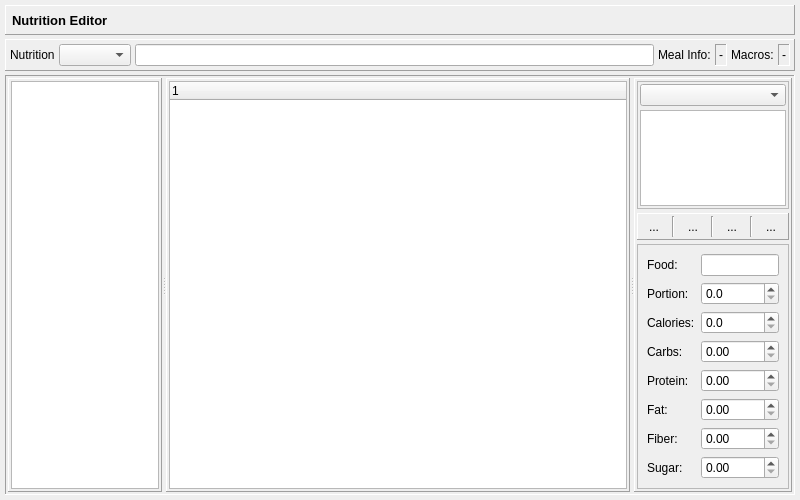
The window that dialog_nutrition.ui (Tria-Andy/WorkoutEditor) describes before a commit, drawn with Qt 5.
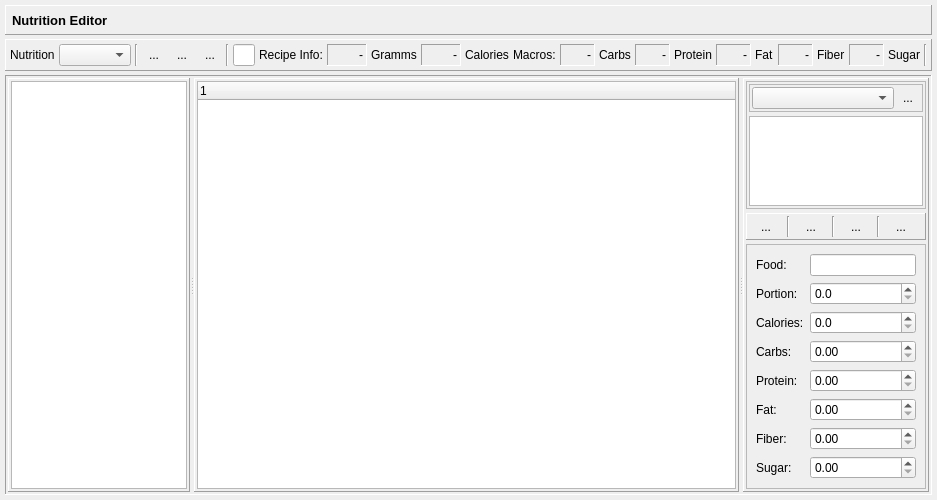
The same window after the commit. Icons and pictures are not drawn.

Commit message: NutritionEditor Part2

What changed in the file:
```diff
--- a/dialog_nutrition.ui
+++ b/dialog_nutrition.ui
@@ -6,7 +6,7 @@
    <rect>
     <x>0</x>
     <y>0</y>
-    <width>800</width>
+    <width>917</width>
     <height>500</height>
    </rect>
   </property>
@@ -153,17 +153,122 @@
        <widget class="QComboBox" name="comboBox_recipe"/>
       </item>
       <item>
-       <widget class="QLineEdit" name="lineEdit_mealName"/>
+       <widget class="Line" name="line_5">
+        <property name="orientation">
+         <enum>Qt::Vertical</enum>
+        </property>
+       </widget>
+      </item>
+      <item>
+       <widget class="QToolButton" name="toolButton_createRecipe">
+        <property name="text">
+         <string>...</string>
+        </property>
+        <property name="icon">
+         <iconset resource="resources.qrc">
+          <normaloff>:/images/icons/Create.png</normaloff>:/images/icons/Create.png</iconset>
+        </property>
+        <property name="iconSize">
+         <size>
+          <width>18</width>
+          <height>18</height>
+         </size>
+        </property>
+        <property name="autoRaise">
+         <bool>true</bool>
+        </property>
+       </widget>
+      </item>
+      <item>
+       <widget class="QToolButton" name="toolButton_save">
+        <property name="text">
+         <string>...</string>
+        </property>
+        <property name="icon">
+         <iconset resource="resources.qrc">
+          <normaloff>:/images/icons/Save.png</normaloff>:/images/icons/Save.png</iconset>
+        </property>
+        <property name="iconSize">
+         <size>
+          <width>18</width>
+          <height>18</height>
+         </size>
+        </property>
+        <property name="autoRaise">
+         <bool>true</bool>
+        </property>
+       </widget>
+      </item>
+      <item>
+       <widget class="QToolButton" name="toolButton_clear">
+        <property name="text">
+         <string>...</string>
+        </property>
+        <property name="icon">
+         <iconset resource="resources.qrc">
+          <normaloff>:/images/icons/Clear.png</normaloff>:/images/icons/Clear.png</iconset>
+        </property>
+        <property name="iconSize">
+         <size>
+          <width>18</width>
+          <height>18</height>
+         </size>
+        </property>
+        <property name="autoRaise">
+         <bool>true</bool>
+        </property>
+       </widget>
+      </item>
+      <item>
+       <widget class="Line" name="line_6">
+        <property name="orientation">
+         <enum>Qt::Vertical</enum>
+        </property>
+       </widget>
+      </item>
+      <item>
+       <widget class="QLineEdit" name="lineEdit_recipeName">
+        <property name="sizePolicy">
+         <sizepolicy hsizetype="Expanding" vsizetype="Fixed">
+          <horstretch>2</horstretch>
+          <verstretch>0</verstretch>
+         </sizepolicy>
+        </property>
+        <property name="maximumSize">
+         <size>
+          <width>16777215</width>
+          <height>16777215</height>
+         </size>
+        </property>
+       </widget>
       </item>
       <item>
        <widget class="QLabel" name="label_11">
         <property name="text">
-         <string>Meal Info:</string>
+         <string>Recipe Info:</string>
         </property>
        </widget>
       </item>
       <item>
-       <widget class="QLabel" name="label_mealInfo">
+       <widget class="QLabel" name="label_gramms">
+        <property name="sizePolicy">
+         <sizepolicy hsizetype="Preferred" vsizetype="Preferred">
+          <horstretch>0</horstretch>
+          <verstretch>0</verstretch>
+         </sizepolicy>
+        </property>
+        <property name="minimumSize">
+         <size>
+          <width>40</width>
+          <height>0</height>
+         </size>
+        </property>
+        <property name="maximumSize">
+         <size>
+          <width>16777215</width>
+          <height>16777215</height>
+         </size>
+        </property>
         <property name="frameShape">
          <enum>QFrame::Panel</enum>
         </property>
@@ -173,17 +278,93 @@
         <property name="text">
          <string>-</string>
         </property>
+        <property name="alignment">
+         <set>Qt::AlignRight|Qt::AlignTrailing|Qt::AlignVCenter</set>
+        </property>
        </widget>
       </item>
       <item>
-       <widget class="QLabel" name="label_3">
+       <widget class="QLabel" name="label_13">
+        <property name="text">
+         <string>Gramms</string>
+        </property>
+       </widget>
+      </item>
+      <item>
+       <widget class="QLabel" name="label_calories">
+        <property name="sizePolicy">
+         <sizepolicy hsizetype="Preferred" vsizetype="Preferred">
+          <horstretch>0</horstretch>
+          <verstretch>0</verstretch>
+         </sizepolicy>
+        </property>
+        <property name="minimumSize">
+         <size>
+          <width>40</width>
+          <height>0</height>
+         </size>
+        </property>
+        <property name="frameShape">
+         <enum>QFrame::Panel</enum>
+        </property>
+        <property name="frameShadow">
+         <enum>QFrame::Sunken</enum>
+        </property>
+        <property name="text">
+         <string>-</string>
+        </property>
+        <property name="alignment">
+         <set>Qt::AlignRight|Qt::AlignTrailing|Qt::AlignVCenter</set>
+        </property>
+       </widget>
+      </item>
+      <item>
+       <widget class="QLabel" name="label_14">
+        <property name="text">
+         <string>Calories</string>
+        </property>
+       </widget>
+      </item>
+      <item>
+       <spacer name="horizontalSpacer_2">
+        <property name="orientation">
+         <enum>Qt::Horizontal</enum>
+        </property>
+        <property name="sizeHint" stdset="0">
+         <size>
+          <width>40</width>
+          <height>20</height>
+         </size>
+        </property>
+       </spacer>
+      </item>
+      <item>
+       <widget class="QLabel" name="label_19">
         <property name="text">
          <string>Macros:</string>
         </property>
        </widget>
       </item>
       <item>
-       <widget class="QLabel" name="label_macros">
+       <widget class="QLabel" name="label_carbs">
+        <property name="sizePolicy">
+         <sizepolicy hsizetype="Preferred" vsizetype="Preferred">
+          <horstretch>0</horstretch>
+          <verstretch>0</verstretch>
+         </sizepolicy>
+        </property>
+        <property name="minimumSize">
+         <size>
+          <width>35</width>
+          <height>0</height>
+         </size>
+        </property>
+        <property name="maximumSize">
+         <size>
+          <width>16777215</width>
+          <height>16777215</height>
+         </size>
+        </property>
         <property name="frameShape">
          <enum>QFrame::Panel</enum>
         </property>
@@ -192,6 +373,139 @@
         </property>
         <property name="text">
          <string>-</string>
+        </property>
+        <property name="alignment">
+         <set>Qt::AlignRight|Qt::AlignTrailing|Qt::AlignVCenter</set>
+        </property>
+       </widget>
+      </item>
+      <item>
+       <widget class="QLabel" name="label_15">
+        <property name="text">
+         <string>Carbs</string>
+        </property>
+       </widget>
+      </item>
+      <item>
+       <widget class="QLabel" name="label_protein">
+        <property name="minimumSize">
+         <size>
+          <width>35</width>
+          <height>0</height>
+         </size>
+        </property>
+        <property name="frameShape">
+         <enum>QFrame::Panel</enum>
+        </property>
+        <property name="frameShadow">
+         <enum>QFrame::Sunken</enum>
+        </property>
+        <property name="text">
+         <string>-</string>
+        </property>
+        <property name="alignment">
+         <set>Qt::AlignRight|Qt::AlignTrailing|Qt::AlignVCenter</set>
+        </property>
+       </widget>
+      </item>
+      <item>
+       <widget class="QLabel" name="label_16">
+        <property name="text">
+         <string>Protein</string>
+        </property>
+       </widget>
+      </item>
+      <item>
+       <widget class="QLabel" name="label_fat">
+        <property name="minimumSize">
+         <size>
+          <width>35</width>
+          <height>0</height>
+         </size>
+        </property>
+        <property name="frameShape">
+         <enum>QFrame::Panel</enum>
+        </property>
+        <property name="frameShadow">
+         <enum>QFrame::Sunken</enum>
+        </property>
+        <property name="text">
+         <string>-</string>
+        </property>
+        <property name="alignment">
+         <set>Qt::AlignRight|Qt::AlignTrailing|Qt::AlignVCenter</set>
+        </property>
+       </widget>
+      </item>
+      <item>
+       <widget class="QLabel" name="label_17">
+        <property name="text">
+         <string>Fat</string>
+        </property>
+       </widget>
+      </item>
+      <item>
+       <widget class="QLabel" name="label_fiber">
+        <property name="minimumSize">
+         <size>
+          <width>35</width>
+          <height>0</height>
+         </size>
+        </property>
+        <property name="frameShape">
+         <enum>QFrame::Panel</enum>
+        </property>
+        <property name="frameShadow">
+         <enum>QFrame::Sunken</enum>
+        </property>
+        <property name="text">
+         <string>-</string>
+        </property>
+        <property name="alignment">
+         <set>Qt::AlignRight|Qt::AlignTrailing|Qt::AlignVCenter</set>
+        </property>
+       </widget>
+      </item>
+      <item>
+       <widget class="QLabel" name="label_18">
+        <property name="text">
+         <string>Fiber</string>
+        </property>
+       </widget>
+      </item>
+      <item>
+       <widget class="QLabel" name="label_sugar">
+        <property name="minimumSize">
+         <size>
+          <width>35</width>
+          <height>0</height>
+         </size>
+        </property>
+        <property name="frameShape">
+         <enum>QFrame::Panel</enum>
+        </property>
+        <property name="frameShadow">
+         <enum>QFrame::Sunken</enum>
+        </property>
+        <property name="text">
+         <string>-</string>
+        </property>
+        <property name="alignment">
+         <set>Qt::AlignRight|Qt::AlignTrailing|Qt::AlignVCenter</set>
+        </property>
+       </widget>
+      </item>
+      <item>
+       <widget class="QLabel" name="label_3">
+        <property name="text">
+         <string>Sugar</string>
+        </property>
+       </widget>
+      </item>
+      <item>
+       <widget class="Line" name="line_4">
+        <property name="orientation">
+         <enum>Qt::Vertical</enum>
         </property>
        </widget>
       </item>
@@ -385,7 +699,54 @@
               <number>2</number>
              </property>
              <item>
-              <widget class="QComboBox" name="comboBox_ingredients"/>
+              <widget class="QFrame" name="frame_select">
+               <property name="frameShape">
+                <enum>QFrame::StyledPanel</enum>
+               </property>
+               <property name="frameShadow">
+                <enum>QFrame::Raised</enum>
+               </property>
+               <layout class="QHBoxLayout" name="horizontalLayout_5">
+                <property name="spacing">
+                 <number>2</number>
+                </property>
+                <property name="leftMargin">
+                 <number>2</number>
+                </property>
+                <property name="topMargin">
+                 <number>2</number>
+                </property>
+                <property name="rightMargin">
+                 <number>2</number>
+                </property>
+                <property name="bottomMargin">
+                 <number>2</number>
+                </property>
+                <item>
+                 <widget class="QComboBox" name="comboBox_ingredients"/>
+                </item>
+                <item>
+                 <widget class="QToolButton" name="toolButton_addIngred">
+                  <property name="text">
+                   <string>...</string>
+                  </property>
+                  <property name="icon">
+                   <iconset resource="resources.qrc">
+                    <normaloff>:/images/icons/Create.png</normaloff>:/images/icons/Create.png</iconset>
+                  </property>
+                  <property name="iconSize">
+                   <size>
+                    <width>18</width>
+                    <height>18</height>
+                   </size>
+                  </property>
+                  <property name="autoRaise">
+                   <bool>true</bool>
+                  </property>
+                 </widget>
+                </item>
+               </layout>
+              </widget>
              </item>
              <item>
               <widget class="QListWidget" name="listWidget_ingredients"/>
```
Left out of the diff: 15 changed lines with no effect on the pictures. The commit also changes 5 other files.
